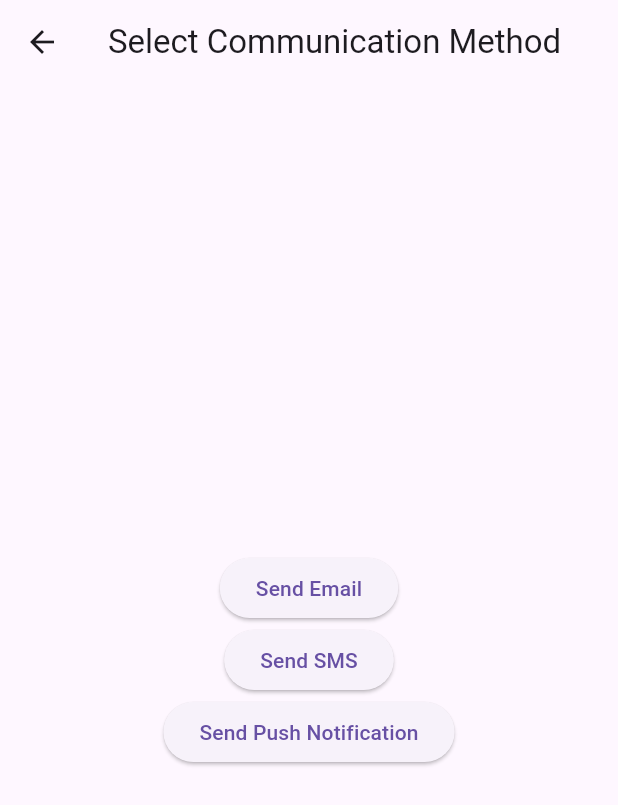
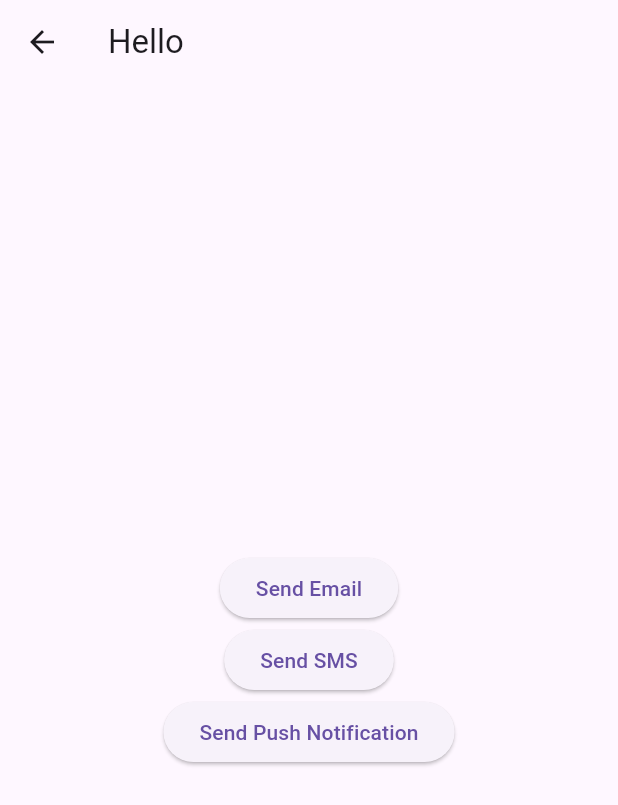
Before and after one commit to YousefFayez20/hope_home, a Flutter app: the CommunicationScreen screen opened directly, on a phone screen of 412 x 824 dp. Shown: the top 805 px of the screen. Run offline on Flutter 3.47's test engine with Material 3 defaults, Android fonts, the phone set to English and light mode, and no system bars.

Commit message:
simple change

```diff
--- a/lib/views/communication_screen.dart
+++ b/lib/views/communication_screen.dart
@@ -10,7 +10,7 @@ class CommunicationScreen extends StatelessWidget {
   Widget build(BuildContext context) {
     return Scaffold(
       appBar: AppBar(
-        title: Text('Select Communication Method'),
+        title: Text('Hello'),
       ),
       body: Center(
         child: Column(
```
